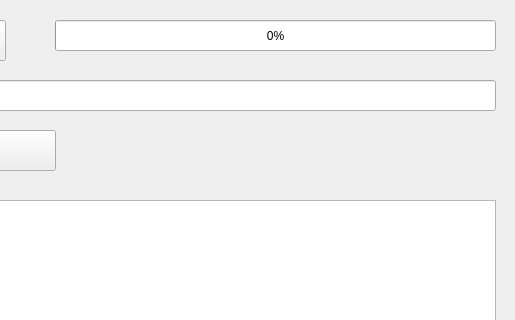
First picture: the form in mainwindow.ui, repository hidog/FilenameConvert, before the edit; both pictures show x 765 to 1280 and y 0 to 320 of the 1280 by 720 pixel window.
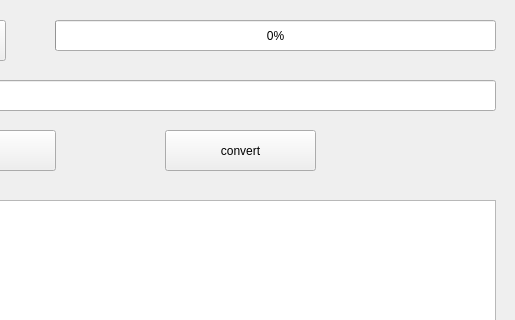
Second picture: the form after the edit.

Patch:
```diff
--- a/mainwindow.ui
+++ b/mainwindow.ui
@@ -186,6 +186,19 @@
      <string>remove</string>
     </property>
    </widget>
+   <widget class="QPushButton" name="convertButton">
+    <property name="geometry">
+     <rect>
+      <x>930</x>
+      <y>130</y>
+      <width>151</width>
+      <height>41</height>
+     </rect>
+    </property>
+    <property name="text">
+     <string>convert</string>
+    </property>
+   </widget>
   </widget>
   <widget class="QMenuBar" name="menubar">
    <property name="geometry">
```
